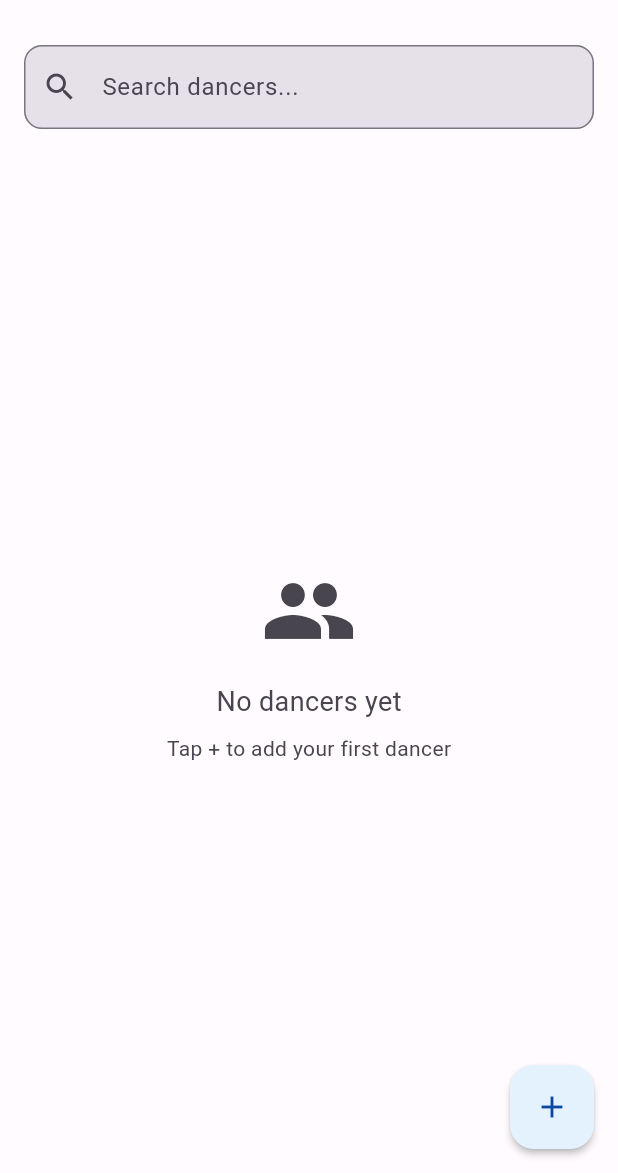
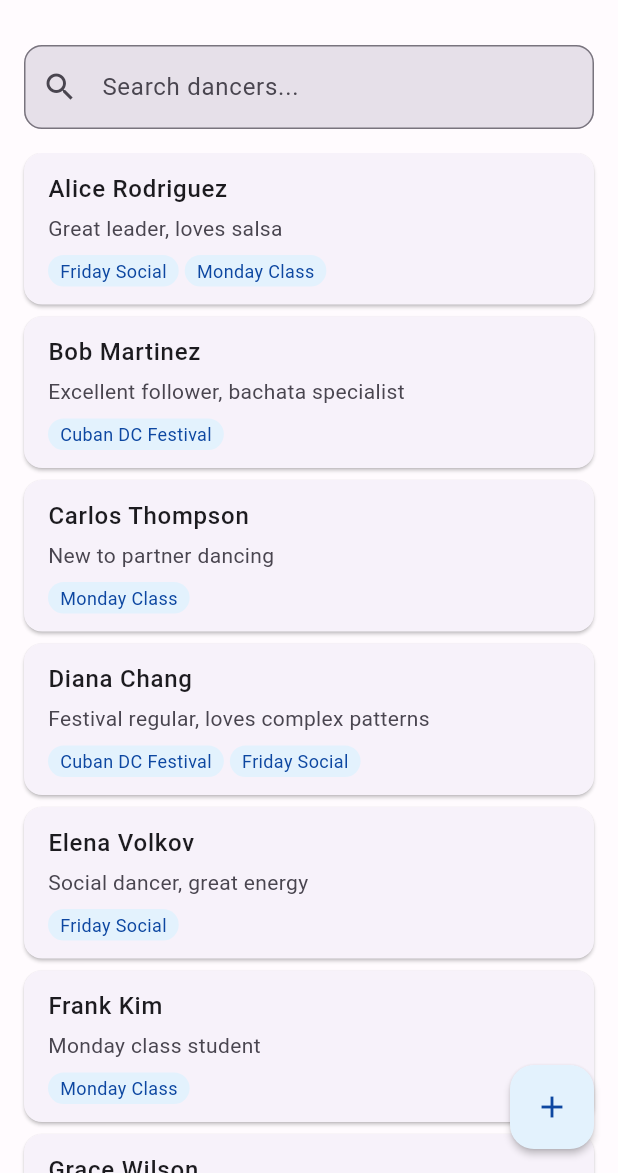
Before and after one commit to plaskowski/dancer-ranking-app-cursor, a Flutter app: the screen it shows after launch, after a tap on the "people" icon, on a phone screen of 412 x 824 dp, the part 63-1236 px from its top. Run offline on Flutter 3.47's test engine with Material 3 defaults, Android fonts, the phone set to English and light mode, and no system bars; our stand-ins replace drift, file_picker; missing offline and left inert: desktop_drop; accounts and stored records are empty; generated files the repository leaves out were written again.

Commit message:
feat: add comprehensive sample data and fix tag filtering providers
- Fixed ProviderNotFoundException by adding DancerCrudService and DancerTagService providers to main.dart
- Expanded database initialization with comprehensive sample data:
  - 4 ranking options (from 'Really want to dance!' to 'Not interested')
  - 4 sample events with past and future dates for realistic testing
  - 7 sample dancers with diverse tag combinations
  - 3 contextual tags (Monday Class, Cuban DC Festival, Friday Social)
- Enhanced tag filtering functionality now works properly in dialogs
- Sample data enables complete testing of tag filtering, event planning, and dancer management workflows

```diff
--- a/lib/database/database.dart
+++ b/lib/database/database.dart
@@ -9,16 +9,7 @@ import 'tables.dart';
 
 part 'database.g.dart';
 
-@DriftDatabase(tables: [
-  Events,
-  Dancers,
-  Ranks,
-  Rankings,
-  Attendances,
-  Tags,
-  DancerTags,
-  Scores
-])
+@DriftDatabase(tables: [Events, Dancers, Ranks, Rankings, Attendances, Tags, DancerTags, Scores])
 class AppDatabase extends _$AppDatabase {
   AppDatabase() : super(_openConnection());
 
@@ -41,6 +32,12 @@ class AppDatabase extends _$AppDatabase {
 
           // Insert default scores
           await _insertDefaultScores();
+
+          // Insert sample events for easier testing
+          await _insertSampleEvents();
+
+          // Insert sample dancers for easier testing
+          await _insertSampleDancers();
         },
         onUpgrade: (Migrator m, int from, int to) async {
           if (from < 2) {
@@ -96,16 +93,12 @@ class AppDatabase extends _$AppDatabase {
     final now = DateTime.now().millisecondsSinceEpoch;
 
     // Add new columns to existing ranks table
-    await customStatement(
-        'ALTER TABLE ranks ADD COLUMN is_archived INTEGER NOT NULL DEFAULT 0');
-    await customStatement(
-        'ALTER TABLE ranks ADD COLUMN created_at INTEGER NOT NULL DEFAULT $now');
-    await customStatement(
-        'ALTER TABLE ranks ADD COLUMN updated_at INTEGER NOT NULL DEFAULT $now');
+    await customStatement('ALTER TABLE ranks ADD COLUMN is_archived INTEGER NOT NULL DEFAULT 0');
+    await customStatement('ALTER TABLE ranks ADD COLUMN created_at INTEGER NOT NULL DEFAULT $now');
+    await customStatement('ALTER TABLE ranks ADD COLUMN updated_at INTEGER NOT NULL DEFAULT $now');
 
     // Update existing ranks to have proper timestamps
-    await customStatement(
-        'UPDATE ranks SET created_at = $now, updated_at = $now WHERE created_at = $now');
+    await customStatement('UPDATE ranks SET created_at = $now, updated_at = $now WHERE created_at = $now');
   }
 
   // Migration helper to add Tags and DancerTags tables
@@ -123,12 +116,10 @@ class AppDatabase extends _$AppDatabase {
     await m.createTable(scores);
 
     // Add new columns to attendances table
-    await customStatement(
-        'ALTER TABLE attendances ADD COLUMN score_id INTEGER REFERENCES scores(id)');
+    await customStatement('ALTER TABLE attendances ADD COLUMN score_id INTEGER REFERENCES scores(id)');
 
     // Add new column to dancers table
-    await customStatement(
-        'ALTER TABLE dancers ADD COLUMN first_met_date INTEGER');
+    await customStatement('ALTER TABLE dancers ADD COLUMN first_met_date INTEGER');
 
     // Insert default scores
     await _insertDefaultScores();
@@ -165,14 +156,130 @@ class AppDatabase extends _$AppDatabase {
     });
   }
 
-  // Insert the default rank option
+  // Insert sample events with different dates for testing
+  Future<void> _insertSampleEvents() async {
+    final now = DateTime.now();
+
+    await batch((batch) {
+      batch.insertAll(events, [
+        // Past event (1 week ago)
+        EventsCompanion.insert(
+          name: 'Salsa Night at Cuban Bar',
+          date: now.subtract(Duration(days: 7)),
+        ),
+        // Recent past event (yesterday)
+        EventsCompanion.insert(
+          name: 'Weekend Social Dance',
+          date: now.subtract(Duration(days: 1)),
+        ),
+        // Future event (next week)
+        EventsCompanion.insert(
+          name: 'Monthly Bachata Workshop',
+          date: now.add(Duration(days: 7)),
+        ),
+        // Future event (next month)
+        EventsCompanion.insert(
+          name: 'Summer Salsa Festival',
+          date: now.add(Duration(days: 21)),
+        ),
+      ]);
+    });
+  }
+
+  // Insert practical ranking options
   Future<void> _insertDefaultRanks() async {
     await batch((batch) {
       batch.insertAll(ranks, [
         RanksCompanion.insert(
-          name: 'Not decided yet',
+          name: 'Really want to dance!',
           ordinal: 1,
         ),
+        RanksCompanion.insert(
+          name: 'Would like to dance',
+          ordinal: 2,
+        ),
+        RanksCompanion.insert(
+          name: 'Maybe later',
+          ordinal: 3,
+        ),
+        RanksCompanion.insert(
+          name: 'Not interested',
+          ordinal: 4,
+        ),
+      ]);
+    });
+  }
+
+  // Insert sample dancers with different tag combinations for testing
+  Future<void> _insertSampleDancers() async {
+    // Insert sample dancers individually to get their IDs
+    final aliceId = await into(dancers).insert(DancersCompanion.insert(
+      name: 'Alice Rodriguez',
+      notes: const Value('Great leader, loves salsa'),
+    ));
+
+    final bobId = await into(dancers).insert(DancersCompanion.insert(
+      name: 'Bob Martinez',
+      notes: const Value('Excellent follower, bachata specialist'),
+    ));
+
+    final carlosId = await into(dancers).insert(DancersCompanion.insert(
+      name: 'Carlos Thompson',
+      notes: const Value('New to partner dancing'),
+    ));
+
+    final dianaId = await into(dancers).insert(DancersCompanion.insert(
+      name: 'Diana Chang',
+      notes: const Value('Festival regular, loves complex patterns'),
+    ));
+
+    final elenaId = await into(dancers).insert(DancersCompanion.insert(
+      name: 'Elena Volkov',
+      notes: const Value('Social dancer, great energy'),
+    ));
+
+    final frankId = await into(dancers).insert(DancersCompanion.insert(
+      name: 'Frank Kim',
+      notes: const Value('Monday class student'),
+    ));
+
+    final graceId = await into(dancers).insert(DancersCompanion.insert(
+      name: 'Grace Wilson',
+      notes: const Value('Attends multiple venues'),
+    ));
+
+    // Get the tag IDs for tag assignments
+    final mondayClassTag = await (select(tags)..where((t) => t.name.equals('Monday Class'))).getSingle();
+    final festivalTag = await (select(tags)..where((t) => t.name.equals('Cuban DC Festival'))).getSingle();
+    final socialTag = await (select(tags)..where((t) => t.name.equals('Friday Social'))).getSingle();
+
+    // Assign tags to dancers for variety in testing
+    await batch((batch) {
+      batch.insertAll(dancerTags, [
+        // Alice: Monday Class + Friday Social (multi-venue)
+        DancerTagsCompanion.insert(dancerId: aliceId, tagId: mondayClassTag.id),
+        DancerTagsCompanion.insert(dancerId: aliceId, tagId: socialTag.id),
+
+        // Bob: Cuban DC Festival only (festival dancer)
+        DancerTagsCompanion.insert(dancerId: bobId, tagId: festivalTag.id),
+
+        // Carlos: Monday Class only (class student)
+        DancerTagsCompanion.insert(dancerId: carlosId, tagId: mondayClassTag.id),
+
+        // Diana: Cuban DC Festival + Friday Social (festival + social)
+        DancerTagsCompanion.insert(dancerId: dianaId, tagId: festivalTag.id),
+        DancerTagsCompanion.insert(dancerId: dianaId, tagId: socialTag.id),
+
+        // Elena: Friday Social only (social dancer)
+        DancerTagsCompanion.insert(dancerId: elenaId, tagId: socialTag.id),
+
+        // Frank: Monday Class only (class student)
+        DancerTagsCompanion.insert(dancerId: frankId, tagId: mondayClassTag.id),
+
+        // Grace: All three tags (attends everywhere)
+        DancerTagsCompanion.insert(dancerId: graceId, tagId: mondayClassTag.id),
+        DancerTagsCompanion.insert(dancerId: graceId, tagId: festivalTag.id),
+        DancerTagsCompanion.insert(dancerId: graceId, tagId: socialTag.id),
       ]);
     });
   }
@@ -196,6 +303,10 @@ class AppDatabase extends _$AppDatabase {
       await _insertDefaultRanks();
       await _insertDefaultTags();
       await _insertDefaultScores();
+
+      // Restore sample data for easier testing
+      await _insertSampleEvents();
+      await _insertSampleDancers();
     });
   }
 }
```
Also changed, not shown: lib/screens/event/dialogs/add_existing_dancer_screen.dart (+38 -24 lines), lib/screens/event/dialogs/select_dancers_screen.dart (+42 -32 lines), lib/services/dancer/dancer_tag_service.dart (+149 -7 lines), lib/services/tag_service.dart (+31 -22 lines), lib/widgets/tag_filter_chips.dart (added, +140 -0 lines), 2 other files.
